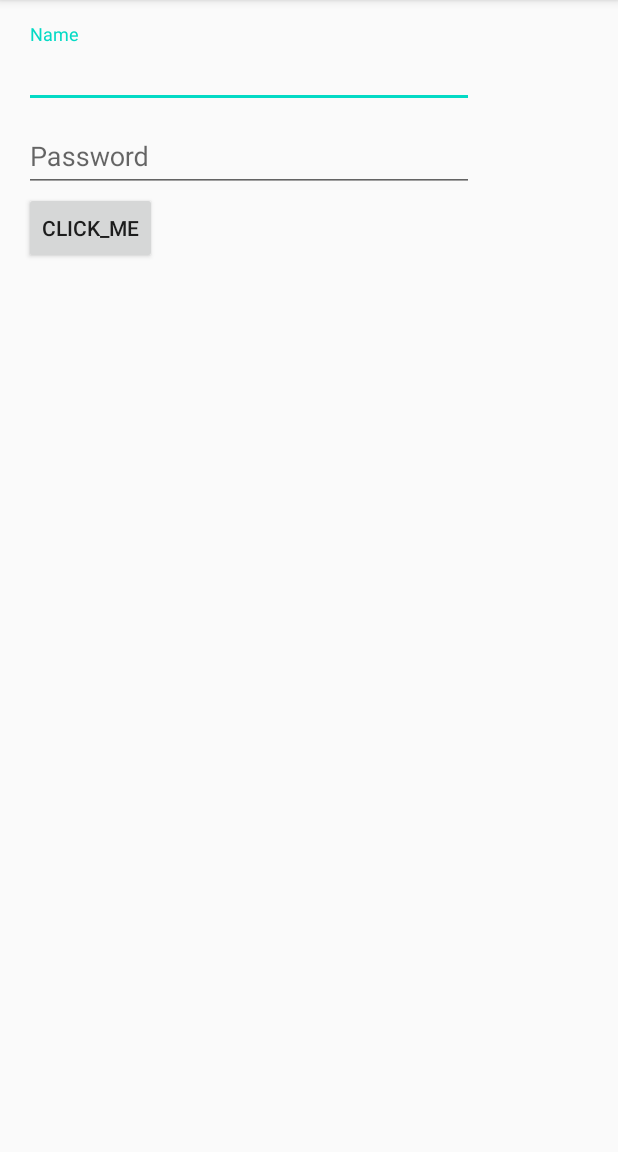
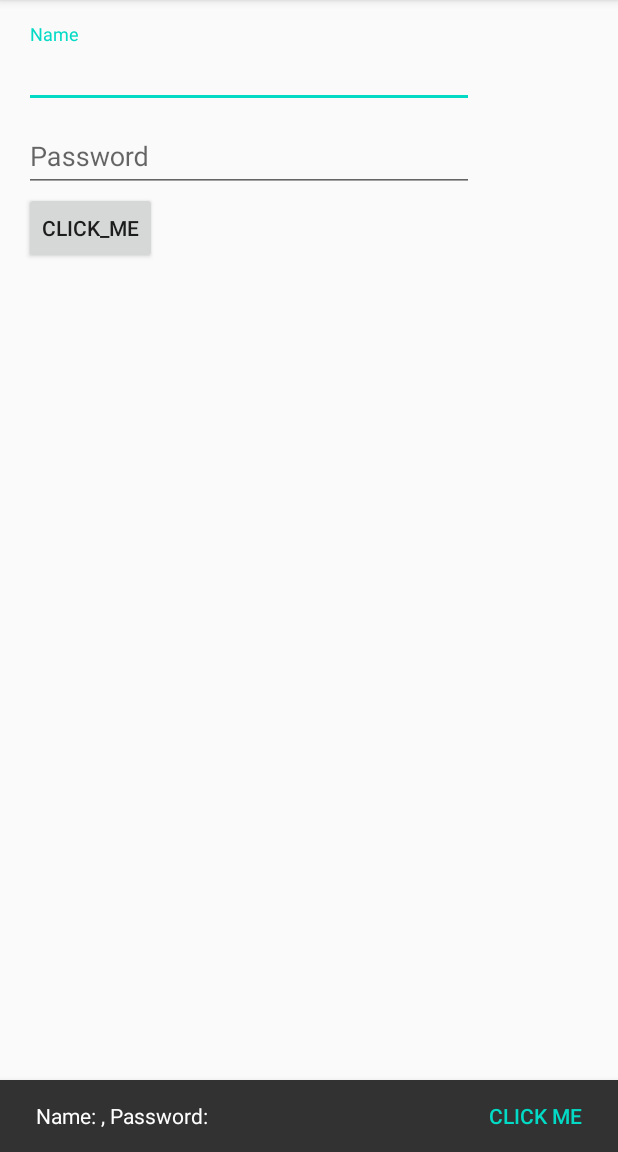
Before and after one commit to MithuBitz/Kotlin_Lesson, an Android app: the screen it shows after launch (MainActivity), after a tap on "CLICK_ME", on a phone screen of 412 x 824 dp, the part 84-1236 px from its top. Run offline under Robolectric (Android 15) with nearby library versions, the phone set to English and light mode, and no system bars.

Commit message:
Useing of Snackbar

```diff
--- a/app/src/main/java/com/example/userinterface/MainActivity.kt
+++ b/app/src/main/java/com/example/userinterface/MainActivity.kt
@@ -26,13 +26,18 @@ class MainActivity : AppCompatActivity() {
             //String concatination useing string.xml file
             val message = getString(R.string.loginMessage, userName, password)
 
-            Toast.makeText(this,
-            message, Toast.LENGTH_LONG)
-                .show()
+            //Toast.makeText(this, message, Toast.LENGTH_LONG).show()
+
+            //Useing snakbar for more complex benifits than Toast
+            Snackbar.make(it, message, Snackbar.LENGTH_LONG).setAction("Click me", {showAnotherMessage() }).show()
         }
 
 
 
     }
 
+    private fun showAnotherMessage() {
+        Toast.makeText(this, "You Clicked", Toast.LENGTH_LONG).show()
+    }
+
 }
```
